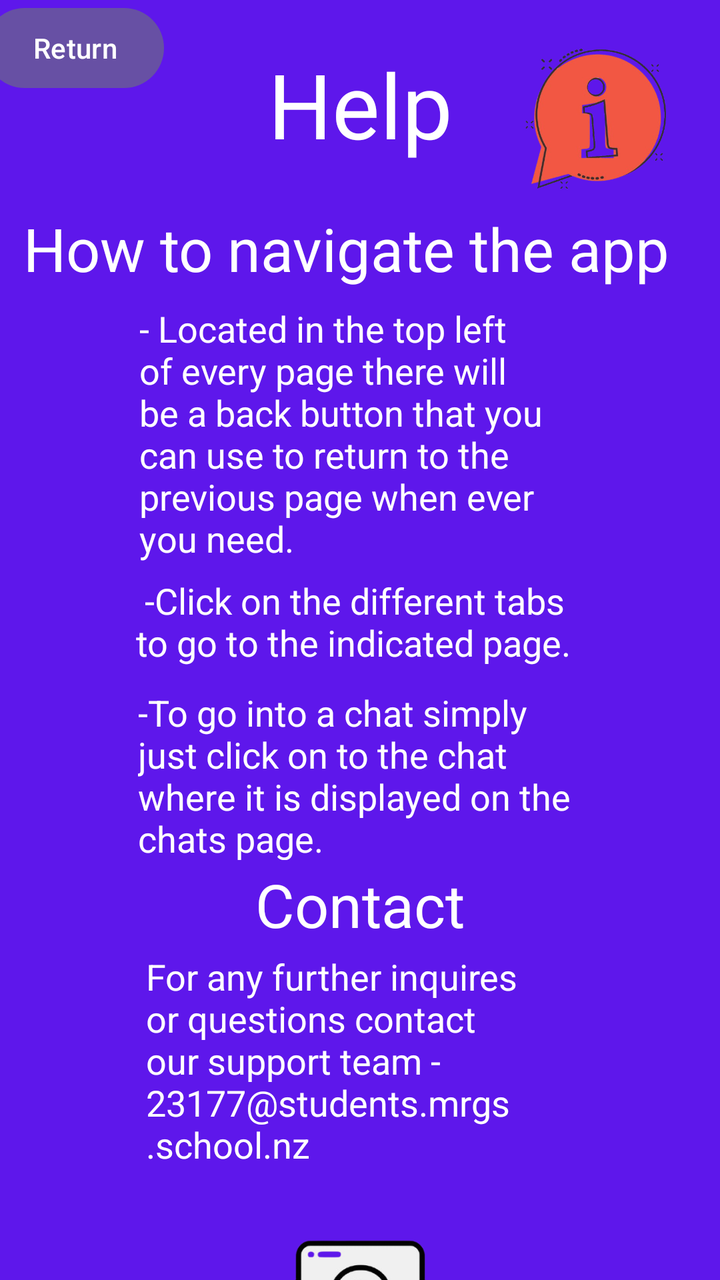
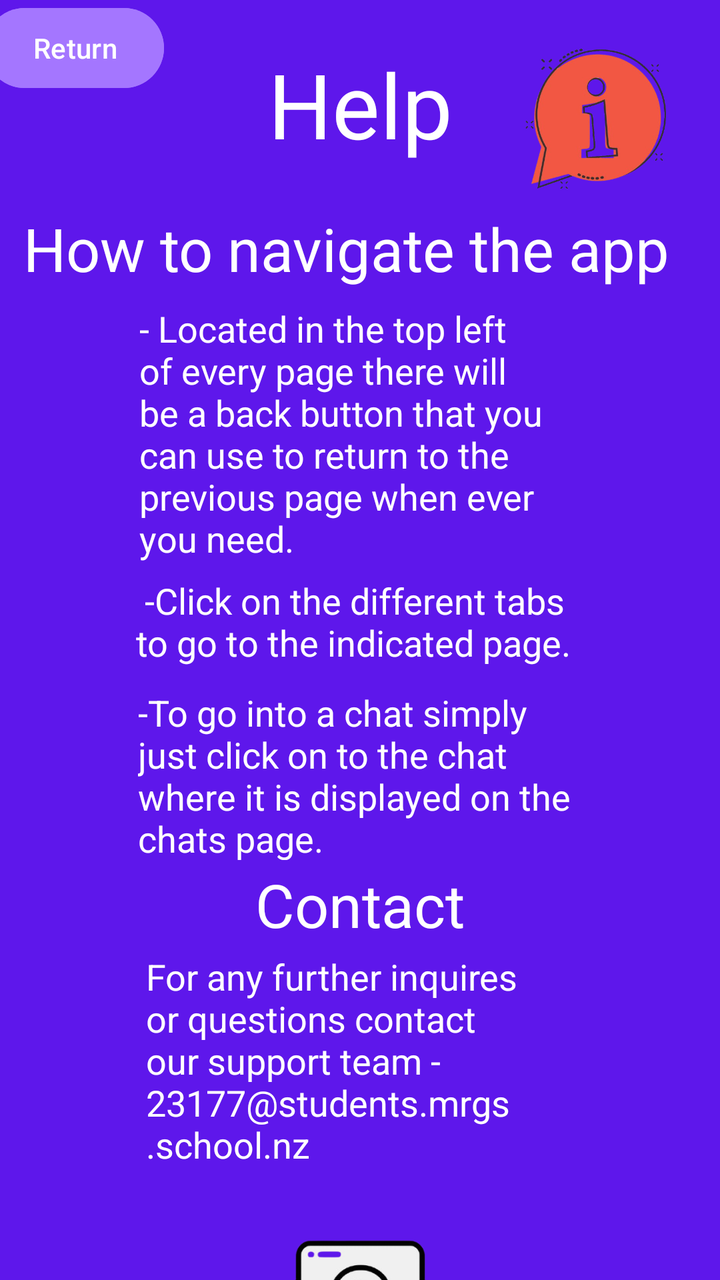

Screens rendered from an Android XML layout before and after an edit, with the pre-edit source and the edit as a unified diff.
<!-- AndroidManifest.xml: application theme Theme.GeorgeAndIzzy -->
<!-- res/layout/activity_help.xml -->
<?xml version="1.0" encoding="utf-8"?>
<androidx.constraintlayout.widget.ConstraintLayout xmlns:android="http://schemas.android.com/apk/res/android"
    xmlns:app="http://schemas.android.com/apk/res-auto"
    xmlns:tools="http://schemas.android.com/tools"
    android:id="@+id/main"
    android:layout_width="match_parent"
    android:layout_height="match_parent"
    android:background="#5e17eb"
    tools:context=".Help">

    <TextView
        android:id="@+id/textView9"
        android:layout_width="wrap_content"
        android:layout_height="wrap_content"
        android:text="Help"
        android:textColor="@color/white"
        android:textSize="45dp"
        app:layout_constraintBottom_toTopOf="@+id/textView12"
        app:layout_constraintEnd_toEndOf="parent"
        app:layout_constraintHorizontal_bias="0.5"
        app:layout_constraintStart_toStartOf="parent"
        app:layout_constraintTop_toTopOf="parent" />

    <Button
        android:id="@+id/buttonBack4"
        android:layout_width="wrap_content"
        android:layout_height="wrap_content"
        android:layout_marginEnd="52dp"
        android:text="Return"
        app:layout_constraintEnd_toStartOf="@+id/textView9"
        tools:layout_editor_absoluteY="16dp" />

    <TextView
        android:id="@+id/textView12"
        android:layout_width="337dp"
        android:layout_height="51dp"
        android:layout_marginTop="104dp"
        android:text="How to navigate the app"
        android:textColor="@color/white"
        android:textSize="30dp"
        app:layout_constraintBottom_toTopOf="@+id/textView13"
        app:layout_constraintEnd_toEndOf="parent"
        app:layout_constraintStart_toStartOf="parent"
        app:layout_constraintTop_toTopOf="parent"
        app:layout_constraintVertical_bias="0.0" />

    <TextView
        android:id="@+id/textView13"
        android:layout_width="220dp"
        android:layout_height="131dp"
        android:layout_marginTop="152dp"
        android:text="- Located in the top left of every page there will be a
back button that you can use to return to the previous page when ever you need."
        android:textColor="@color/white"
        android:textSize="18dp"
        app:layout_constraintEnd_toEndOf="parent"
        app:layout_constraintHorizontal_bias="0.497"
        app:layout_constraintStart_toStartOf="parent"
        app:layout_constraintTop_toTopOf="parent" />

    <TextView
        android:id="@+id/textView14"
        android:layout_width="224dp"
        android:layout_height="51dp"
        android:layout_marginTop="288dp"
        android:text=" -Click on the different tabs to go to the indicated page."
        android:textColor="@color/white"
        android:textSize="18dp"
        app:layout_constraintEnd_toEndOf="parent"
        app:layout_constraintHorizontal_bias="0.5"
        app:layout_constraintStart_toStartOf="parent"
        app:layout_constraintTop_toTopOf="parent" />

    <TextView
        android:id="@+id/textView15"
        android:layout_width="222dp"
        android:layout_height="86dp"
        android:layout_marginTop="344dp"
        android:text="-To go into a chat simply just click on to the chat where it is displayed on the
chats page."
        android:textColor="@color/white"
        android:textSize="18dp"
        app:layout_constraintEnd_toEndOf="parent"
        app:layout_constraintHorizontal_bias="0.5"
        app:layout_constraintStart_toStartOf="parent"
        app:layout_constraintTop_toTopOf="parent" />

    <TextView
        android:id="@+id/textView16"
        android:layout_width="wrap_content"
        android:layout_height="wrap_content"
        android:layout_marginTop="432dp"
        android:text="Contact"
        android:textColor="@color/white"
        android:textSize="30dp"
        app:layout_constraintEnd_toEndOf="parent"
        app:layout_constraintStart_toStartOf="parent"
        app:layout_constraintTop_toTopOf="parent" />

    <TextView
        android:id="@+id/textView17"
        android:layout_width="214dp"
        android:layout_height="109dp"
        android:layout_marginTop="476dp"
        android:text="For any further inquires or questions contact our support team - 23177@students.mrgs.school.nz"
        android:textColor="@color/white"
        android:textSize="18dp"
        app:layout_constraintEnd_toEndOf="parent"
        app:layout_constraintHorizontal_bias="0.5"
        app:layout_constraintStart_toStartOf="parent"
        app:layout_constraintTop_toTopOf="parent" />

    <ImageView
        android:id="@+id/imageView6"
        android:layout_width="155dp"
        android:layout_height="144dp"
        android:layout_marginTop="588dp"
        app:layout_constraintEnd_toEndOf="parent"
        app:layout_constraintHorizontal_bias="0.5"
        app:layout_constraintStart_toStartOf="parent"
        app:layout_constraintTop_toTopOf="parent"
        app:srcCompat="@drawable/contact" />

    <ImageView
        android:id="@+id/imageView8"
        android:layout_width="98dp"
        android:layout_height="119dp"
        android:layout_marginStart="24dp"
        app:layout_constraintStart_toEndOf="@+id/textView9"
        app:srcCompat="@drawable/help2"
        tools:layout_editor_absoluteY="-6dp" />

</androidx.constraintlayout.widget.ConstraintLayout>
<!-- resources referenced by this layout -->
<resources>
  <color name="white">#FFFFFFFF</color>
  <!-- drawable contact: png bitmap (drawable, 96512 bytes) -->
  <!-- drawable help2: png bitmap (drawable, 103998 bytes) -->
  <style name="Theme.GeorgeAndIzzy" parent="Base.Theme.GeorgeAndIzzy" />
  <style name="Base.Theme.GeorgeAndIzzy" parent="Theme.Material3.DayNight.NoActionBar">
          
          
      </style>
</resources>

<!-- the commit's change to res/layout/activity_help.xml (unified diff, before → after) -->
@@ -26,6 +26,7 @@
         android:layout_width="wrap_content"
         android:layout_height="wrap_content"
         android:layout_marginEnd="52dp"
+        android:backgroundTint="#a476ff"
         android:text="Return"
         app:layout_constraintEnd_toStartOf="@+id/textView9"
         tools:layout_editor_absoluteY="16dp" />
